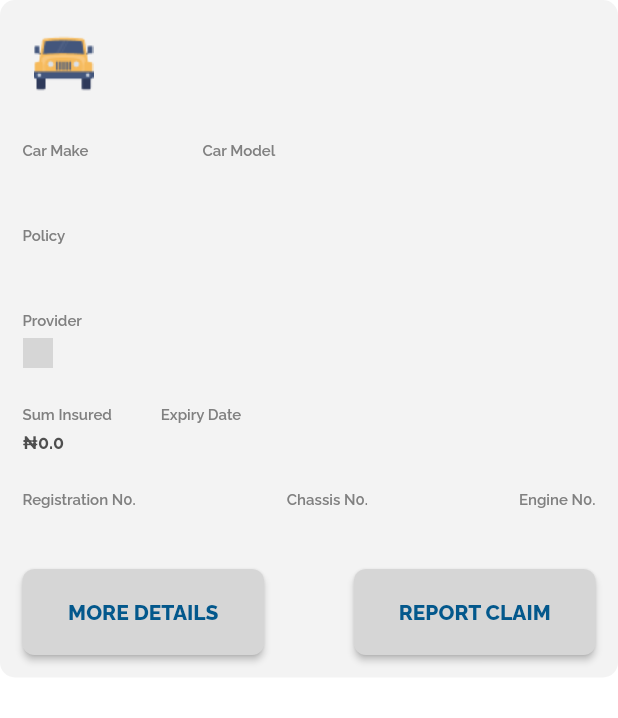
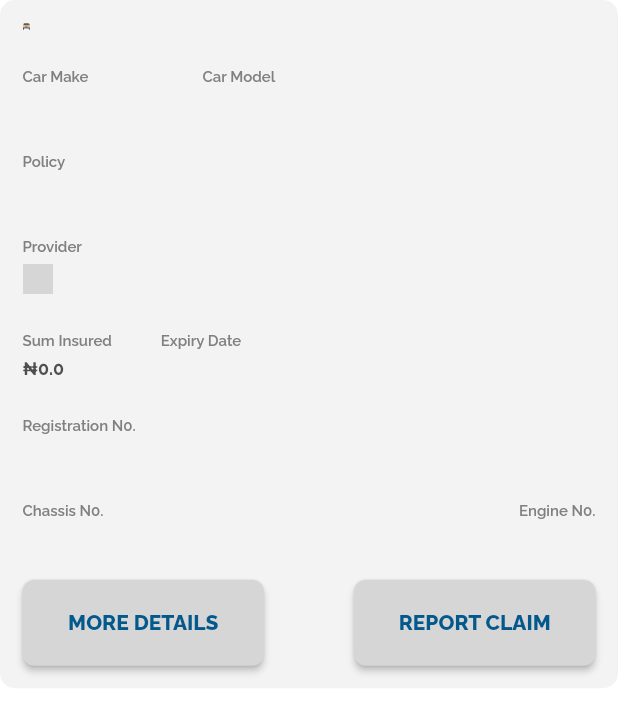
Before and after one commit to Adebanji29/insure-mart, a Flutter app: the InsuranceItem widget shown alone on an empty page, opened directly with empty values, on a phone screen of 412 x 824 dp. Shown: the top 718 px of the screen. Run offline on Flutter 3.47's test engine with Material 2 defaults, Android fonts, the phone set to English and light mode, and no system bars; our stand-ins replace cloud_firestore, connectivity_plus, currency_text_input_formatter, double_back_to_close_app, dropdown_button2, firebase_auth and 11 more; missing offline and left inert: flutter_login_facebook, flutter_paystack, shared_preferences_web; accounts and stored records are empty; grey boxes are pictures that could not be loaded.

Commit message:
some edits on the insurance card

```diff
--- a/lib/screen/insurance/insurance.dart
+++ b/lib/screen/insurance/insurance.dart
@@ -111,7 +111,7 @@ class InsuranceItem extends StatelessWidget {
     final size = MediaQuery.of(context).size;
     return Container(
       padding: const EdgeInsets.all(15),
-      height: size.height * (.00124 * 442),
+      height: size.height * (.00124 * 449),
       decoration: BoxDecoration(
         color: InsuremartTheme.white4,
         borderRadius: BorderRadius.circular(10),
@@ -149,7 +149,13 @@ class InsuranceItem extends StatelessWidget {
                 'Registration N0.',
                 insuranceModel.registrationNumber.toString()),
                 // '*****${insuranceModel.registrationNumber.toString().substring(insuranceModel.registrationNumber.toString().length - 4)}',),
+              ]
+                ),
 
+          const CustomSizedBox(height: 25),
+          Row(
+            mainAxisAlignment: MainAxisAlignment.spaceBetween,
+            children: [
               textSubtext(
                   'Chassis N0.',
                   insuranceModel.chasisNumber.toString()),
```
Also changed, not shown: 1 other file. Lines whose indentation alone changed are shown as unchanged.
